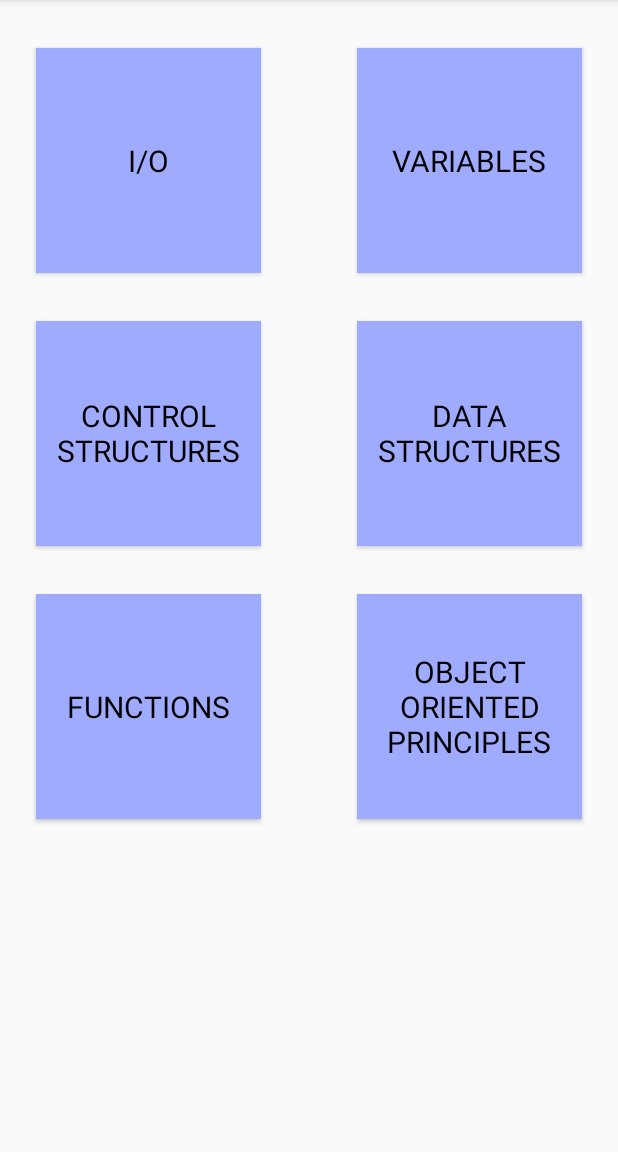
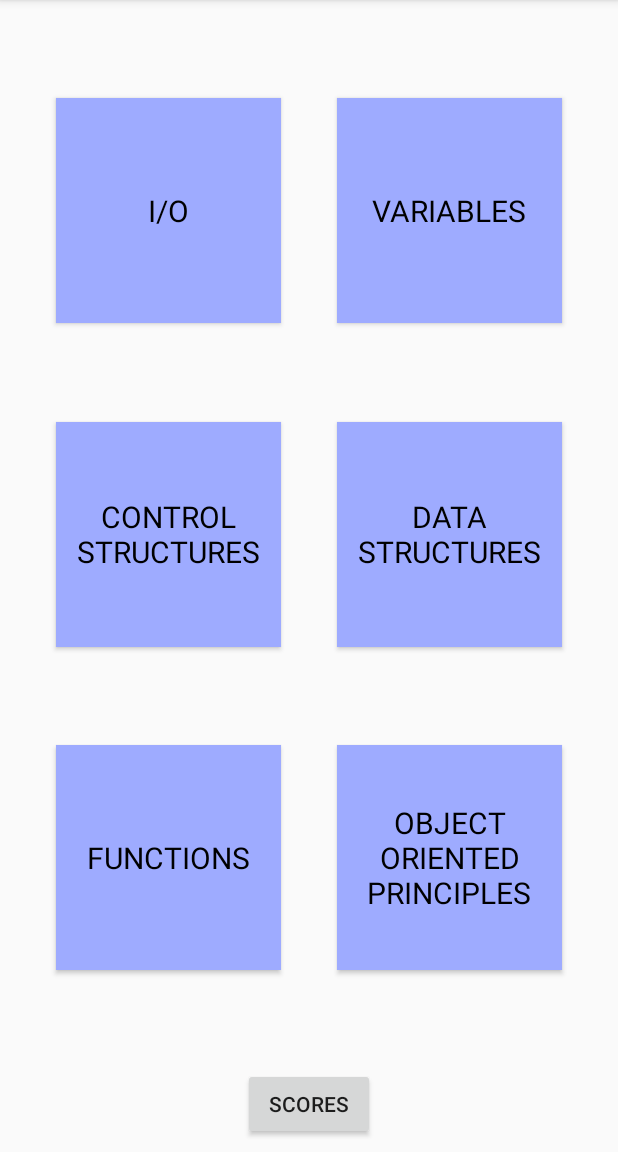
Before and after one commit to dym4xion/JPPwSM, an Android app: the screen it shows after launch (MainActivity), on a phone screen of 412 x 824 dp, the part 84-1236 px from its top. Run offline under Robolectric (Android 15) with nearby library versions, the phone set to English and light mode, and no system bars; Roboto replaces fonts that are not available here.

Commit message:
loading, saving, displaying, resetting scores

```diff
--- a/Java_Parsons_Problems/app/src/main/AndroidManifest.xml
+++ b/Java_Parsons_Problems/app/src/main/AndroidManifest.xml
@@ -9,7 +9,8 @@
         android:roundIcon="@mipmap/ic_launcher_round"
         android:supportsRtl="true"
         android:theme="@style/AppTheme">
-        <activity android:name=".ProblemActivity"></activity>
+        <activity android:name=".ScoresActivity"></activity>
+        <activity android:name=".ProblemActivity" />
         <activity android:name=".MainActivity">
             <intent-filter>
                 <action android:name="android.intent.action.MAIN" />
--- a/Java_Parsons_Problems/app/src/main/assets/IO_03_01.txt
+++ b/Java_Parsons_Problems/app/src/main/assets/IO_03_01.txt
@@ -7,6 +7,6 @@ public void printFirstInt(int x){
 }
 [distractors]
     return y;
-public static void printFirstInt(String x){
+public void printFirstInt(String x){
     System.out.println(y.charAt(1));
 [end]
--- a/Java_Parsons_Problems/app/src/main/assets/_studentLVLs.txt
+++ /dev/null
@@ -1,6 +0,0 @@
-1
-1
-1
-1
-1
-1
--- a/Java_Parsons_Problems/app/src/main/res/layout/activity_main.xml
+++ b/Java_Parsons_Problems/app/src/main/res/layout/activity_main.xml
@@ -10,8 +10,6 @@
         android:id="@+id/IO_button"
         android:layout_width="150dp"
         android:layout_height="150dp"
-        android:layout_marginStart="24dp"
-        android:layout_marginTop="32dp"
         android:background="@color/mainButton"
         android:fontFamily="@font/geo"
         android:onClick="startProblem"
@@ -19,6 +17,8 @@
         android:textColor="@android:color/black"
         android:textSize="20sp"
         android:typeface="monospace"
+        app:layout_constraintBottom_toTopOf="@+id/CON_button"
+        app:layout_constraintEnd_toStartOf="@+id/VAR_button"
         app:layout_constraintStart_toStartOf="parent"
         app:layout_constraintTop_toTopOf="parent" />
 
@@ -26,8 +26,6 @@
         android:id="@+id/VAR_button"
         android:layout_width="150dp"
         android:layout_height="150dp"
-        android:layout_marginTop="32dp"
-        android:layout_marginEnd="24dp"
         android:background="@color/mainButton"
         android:fontFamily="@font/geo"
         android:onClick="startProblem"
@@ -35,15 +33,15 @@
         android:textColor="@android:color/black"
         android:textSize="20sp"
         android:typeface="monospace"
+        app:layout_constraintBottom_toTopOf="@+id/DATA_button"
         app:layout_constraintEnd_toEndOf="parent"
+        app:layout_constraintStart_toEndOf="@+id/IO_button"
         app:layout_constraintTop_toTopOf="parent" />
 
     <Button
         android:id="@+id/CON_button"
         android:layout_width="150dp"
         android:layout_height="150dp"
-        android:layout_marginStart="24dp"
-        android:layout_marginTop="32dp"
         android:background="@color/mainButton"
         android:fontFamily="@font/geo"
         android:onClick="startProblem"
@@ -51,15 +49,15 @@
         android:textColor="@android:color/black"
         android:textSize="20sp"
         android:typeface="monospace"
+        app:layout_constraintBottom_toTopOf="@+id/FUN_button"
+        app:layout_constraintEnd_toStartOf="@+id/DATA_button"
         app:layout_constraintStart_toStartOf="parent"
         app:layout_constraintTop_toBottomOf="@+id/IO_button" />
 
     <Button
         android:id="@+id/DATA_button"
-        android:layout_width="150dp"
+        android:layout_width="0dp"
         android:layout_height="150dp"
-        android:layout_marginTop="32dp"
-        android:layout_marginEnd="24dp"
         android:background="@color/mainButton"
         android:fontFamily="@font/geo"
         android:onClick="startProblem"
@@ -67,15 +65,16 @@
         android:textColor="@android:color/black"
         android:textSize="20sp"
         android:typeface="monospace"
+        app:layout_constraintBottom_toTopOf="@+id/OOP_button"
+        app:layout_constraintDimensionRatio="w,1:1"
         app:layout_constraintEnd_toEndOf="parent"
+        app:layout_constraintStart_toEndOf="@+id/CON_button"
         app:layout_constraintTop_toBottomOf="@+id/VAR_button" />
 
     <Button
         android:id="@+id/FUN_button"
         android:layout_width="150dp"
         android:layout_height="150dp"
-        android:layout_marginStart="24dp"
-        android:layout_marginTop="32dp"
         android:background="@color/mainButton"
         android:fontFamily="@font/geo"
         android:onClick="startProblem"
@@ -83,6 +82,8 @@
         android:textColor="@android:color/black"
         android:textSize="20sp"
         android:typeface="monospace"
+        app:layout_constraintBottom_toTopOf="@+id/scores_button"
+        app:layout_constraintEnd_toStartOf="@+id/OOP_button"
         app:layout_constraintStart_toStartOf="parent"
         app:layout_constraintTop_toBottomOf="@+id/CON_button" />
 
@@ -90,8 +91,6 @@
         android:id="@+id/OOP_button"
         android:layout_width="150dp"
         android:layout_height="150dp"
-        android:layout_marginTop="32dp"
-        android:layout_marginEnd="24dp"
         android:background="@color/mainButton"
         android:fontFamily="@font/geo"
         android:onClick="startProblem"
@@ -99,6 +98,21 @@
         android:textColor="@android:color/black"
         android:textSize="20sp"
         android:typeface="monospace"
+        app:layout_constraintBottom_toTopOf="@+id/scores_button"
         app:layout_constraintEnd_toEndOf="parent"
+        app:layout_constraintStart_toEndOf="@+id/FUN_button"
         app:layout_constraintTop_toBottomOf="@+id/DATA_button" />
+
+    <Button
+        android:id="@+id/scores_button"
+        android:layout_width="wrap_content"
+        android:layout_height="wrap_content"
+        android:layout_marginStart="150dp"
+        android:layout_marginEnd="150dp"
+        android:layout_marginBottom="8dp"
+        android:text="Scores"
+        android:onClick="showScores"
+        app:layout_constraintBottom_toBottomOf="parent"
+        app:layout_constraintEnd_toEndOf="parent"
+        app:layout_constraintStart_toStartOf="parent" />
 </androidx.constraintlayout.widget.ConstraintLayout>
```
Also changed, not shown: Java_Parsons_Problems/app/src/main/java/com/example/javaparsonsproblems/MainActivity.java (+62 -16 lines), Java_Parsons_Problems/app/src/main/java/com/example/javaparsonsproblems/ProblemActivity.java (+65 -5 lines), Java_Parsons_Problems/app/src/main/java/com/example/javaparsonsproblems/ScoresActivity.java (added, +68 -0 lines), Java_Parsons_Problems/app/src/main/java/com/example/javaparsonsproblems/Student.java (+8 -21 lines), Java_Parsons_Problems/app/src/main/res/layout/activity_scores.xml (added, +78 -0 lines).
